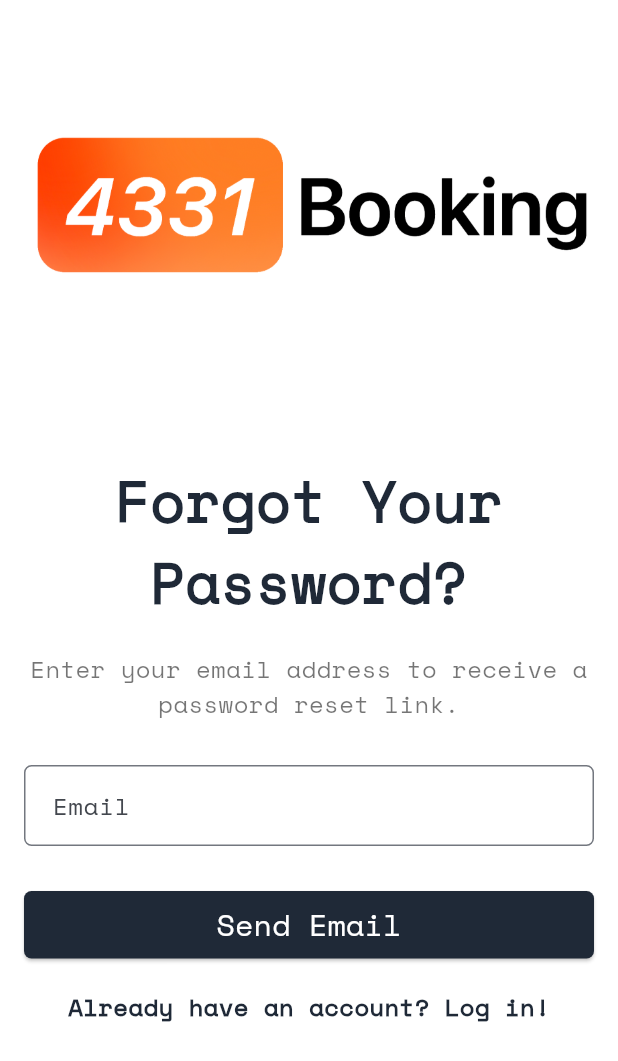
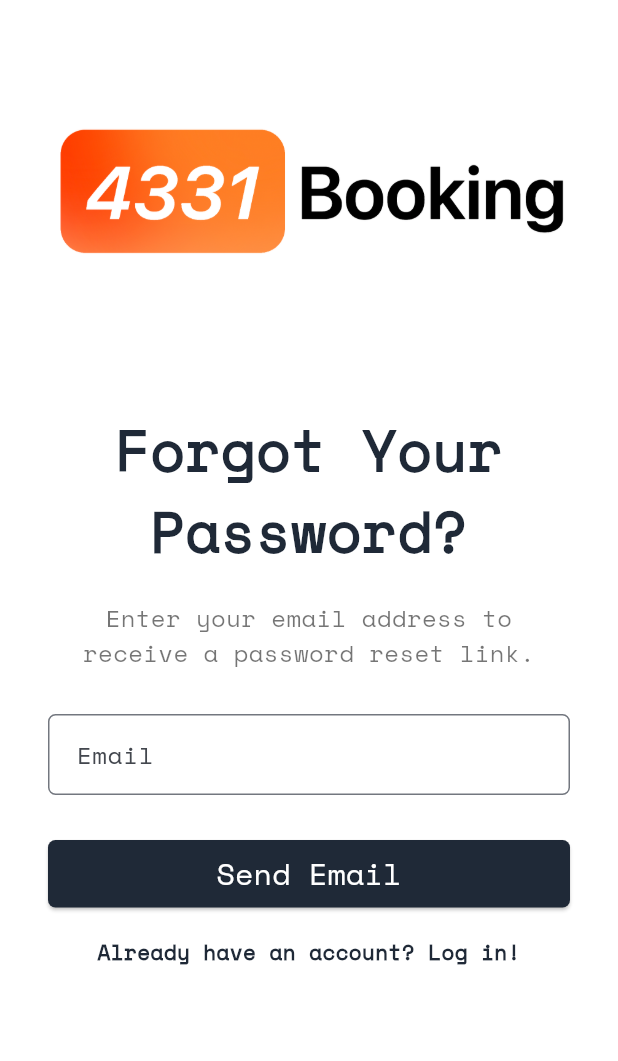
Before and after one commit to FarisAlamoudi/BigProject, a Flutter app: the screen it shows after launch, after a tap on "Forget your password? Click here", on a phone screen of 412 x 824 dp. Shown: the top 1061 px of the screen. Run offline on Flutter 3.47's test engine with Material 3 defaults, Android fonts, the phone set to English and light mode, and no system bars; missing offline and left inert: mongo_dart; network calls fail.

Commit message:
Formatting / Notification Bar Fixes

```diff
--- a/frontendMobile/lib/forgot_password.dart
+++ b/frontendMobile/lib/forgot_password.dart
@@ -2,7 +2,6 @@ import 'dart:convert';
 import 'package:flutter/material.dart';
 import 'package:http/http.dart' as http;
 import 'package:reserve_smart/main.dart';
-
 
 class ForgotPasswordPage extends StatefulWidget {
   const ForgotPasswordPage({super.key});
@@ -15,7 +14,8 @@ class _ForgotPasswordPageState extends State<ForgotPasswordPage> {
   final TextEditingController _emailController = TextEditingController();
 
   Future<void> sendPasswordResetEmail(BuildContext context) async {
-    const String forgotPasswordUrl = 'https://4331booking.com/api/auth/password/forgot';
+    const String forgotPasswordUrl =
+        'https://4331booking.com/api/auth/password/forgot';
 
     final String email = _emailController.text;
 
@@ -47,12 +47,13 @@ class _ForgotPasswordPageState extends State<ForgotPasswordPage> {
             content: Text('Password reset email sent successfully.'),
           ),
         );
-        _emailController.clear(); // Clear the text field after successful submission
+        _emailController
+            .clear(); // Clear the text field after successful submission
       } else {
         final Map<String, dynamic> jsonResponse = jsonDecode(response.body);
         ScaffoldMessenger.of(context).showSnackBar(
           SnackBar(
-            content: Text(jsonResponse['message'] ?? 'Unknown error'),
+            content: Text(jsonResponse['message'] ?? 'Invalid Email'),
           ),
         );
       }
@@ -60,7 +61,8 @@ class _ForgotPasswordPageState extends State<ForgotPasswordPage> {
       print(e.toString());
       ScaffoldMessenger.of(context).showSnackBar(
         const SnackBar(
-          content: Text('Failed to connect to the server. Please try again later.'),
+          content:
+              Text('Failed to connect to the server. Please try again later.'),
         ),
       );
     }
@@ -70,19 +72,21 @@ class _ForgotPasswordPageState extends State<ForgotPasswordPage> {
   Widget build(BuildContext context) {
     return Scaffold(
       backgroundColor: Colors.white,
-      body: Column(
+      body: SafeArea(
+        child: ListView(
+          padding: const EdgeInsets.all(16.0),
           children: [
             Container(
               alignment: Alignment.center,
-            padding: const EdgeInsets.symmetric(horizontal: 16.0, vertical: 10.0),
+              padding:
+                  const EdgeInsets.symmetric(horizontal: 16.0, vertical: 10.0),
               child: Image.asset(
                 'assets/TheLogo.png',
-              height: 250,
+                height: 200,
                 width: 450,
               ),
             ),
-          Expanded(
-            child: Padding(
+            Padding(
               padding: const EdgeInsets.all(16.0),
               child: Column(
                 crossAxisAlignment: CrossAxisAlignment.stretch,
@@ -112,10 +116,12 @@ class _ForgotPasswordPageState extends State<ForgotPasswordPage> {
                   TextField(
                     controller: _emailController,
                     decoration: InputDecoration(
-                      contentPadding: const EdgeInsets.symmetric(vertical: 15.0, horizontal: 15),
+                      contentPadding: const EdgeInsets.symmetric(
+                          vertical: 15.0, horizontal: 15),
                       border: OutlineInputBorder(
                         borderRadius: BorderRadius.circular(5.0),
-                        borderSide: const BorderSide(color: Color.fromARGB(255, 31, 41, 55), width: 2.0),
+                        borderSide: const BorderSide(
+                            color: Color.fromARGB(255, 31, 41, 55), width: 2.0),
                       ),
                       labelText: 'Email',
                       labelStyle: const TextStyle(
@@ -159,7 +165,7 @@ class _ForgotPasswordPageState extends State<ForgotPasswordPage> {
                       child: const Text(
                         'Already have an account? Log in!',
                         style: TextStyle(
-                          fontSize: 16,
+                          fontSize: 14,
                           color: Color.fromARGB(255, 31, 41, 55),
                           fontWeight: FontWeight.bold,
                           fontFamily: 'SpaceMono',
@@ -170,8 +176,8 @@ class _ForgotPasswordPageState extends State<ForgotPasswordPage> {
                 ],
               ),
             ),
+          ],
         ),
-        ],
       ),
     );
   }
--- a/frontendMobile/lib/main.dart
+++ b/frontendMobile/lib/main.dart
@@ -11,7 +11,6 @@ void main() async {
   await MongoDatabase.connect();
   runApp(const MyApp());
 }
-
 
 class MyApp extends StatelessWidget {
   const MyApp({super.key});
@@ -32,7 +31,8 @@ class MyApp extends StatelessWidget {
           labelStyle: const TextStyle(color: Color.fromARGB(255, 31, 41, 55)),
           border: OutlineInputBorder(
             borderRadius: BorderRadius.circular(200.0),
-            borderSide: const BorderSide(color: Color.fromARGB(255, 31, 41, 55), width: 2.0),
+            borderSide: const BorderSide(
+                color: Color.fromARGB(255, 31, 41, 55), width: 2.0),
           ),
         ),
       ),
@@ -103,7 +103,7 @@ class _LoginPageState extends State<LoginPage> {
         final Map<String, dynamic> jsonResponse = jsonDecode(response.body);
         ScaffoldMessenger.of(context).showSnackBar(
           SnackBar(
-            content: Text(jsonResponse['message'] ?? 'Unknown error'),
+            content: Text(jsonResponse['message'] ?? 'Invalid Login'),
             backgroundColor: Colors.red,
           ),
         );
@@ -112,7 +112,8 @@ class _LoginPageState extends State<LoginPage> {
       print(e.toString());
       ScaffoldMessenger.of(context).showSnackBar(
         const SnackBar(
-          content: Text('Failed to connect to the server. Please try again later.'),
+          content:
+              Text('Failed to connect to the server. Please try again later.'),
           backgroundColor: Colors.red,
         ),
       );
@@ -122,20 +123,23 @@ class _LoginPageState extends State<LoginPage> {
   @override
   Widget build(BuildContext context) {
     return Scaffold(
-      backgroundColor: Colors.white, // Set the background color of the Scaffold to white
-      body: Column(
+      backgroundColor:
+          Colors.white, // Set the background color of the Scaffold to white
+      body: SafeArea(
+        child: ListView(
+          padding: const EdgeInsets.all(16.0),
           children: [
             Container(
               alignment: Alignment.center,
-            padding: const EdgeInsets.symmetric(horizontal: 16.0, vertical: 10.0),
+              padding:
+                  const EdgeInsets.symmetric(horizontal: 16.0, vertical: 10.0),
               child: Image.asset(
                 'assets/TheLogo.png',
-              height: 250,
+                height: 180,
                 width: 450,
               ),
             ),
-          Expanded(
-            child: Container(
+            Padding(
               padding: const EdgeInsets.all(16.0),
               child: Column(
                 crossAxisAlignment: CrossAxisAlignment.stretch,
@@ -144,23 +148,26 @@ class _LoginPageState extends State<LoginPage> {
                     child: Text(
                       'Welcome Back!',
                       style: TextStyle(
-                        fontSize: 42,
+                        fontSize: 36,
                         fontWeight: FontWeight.bold,
                         fontFamily: 'SpaceMono',
                         color: Color.fromARGB(255, 31, 41, 55),
                       ),
                     ),
                   ),
-                  const SizedBox(height: 55),
+                  const SizedBox(height: 45),
                   SizedBox(
                     height: 60,
                     child: TextField(
                       controller: _emailController,
                       decoration: InputDecoration(
-                        contentPadding: const EdgeInsets.symmetric(vertical: 15.0, horizontal: 15),
+                        contentPadding: const EdgeInsets.symmetric(
+                            vertical: 15.0, horizontal: 15),
                         border: OutlineInputBorder(
                           borderRadius: BorderRadius.circular(5.0),
-                          borderSide: const BorderSide(color: Color.fromARGB(255, 31, 41, 55), width: 2.0),
+                          borderSide: const BorderSide(
+                              color: Color.fromARGB(255, 31, 41, 55),
+                              width: 2.0),
                         ),
                         labelText: 'Username',
                       ),
@@ -172,7 +179,8 @@ class _LoginPageState extends State<LoginPage> {
                     child: TextField(
                       controller: _passwordController,
                       decoration: InputDecoration(
-                        contentPadding: const EdgeInsets.symmetric(vertical: 15.0, horizontal: 15),
+                        contentPadding: const EdgeInsets.symmetric(
+                            vertical: 15.0, horizontal: 15),
                         border: OutlineInputBorder(
                           borderRadius: BorderRadius.circular(5.0),
                         ),
@@ -209,7 +217,8 @@ class _LoginPageState extends State<LoginPage> {
                     onPressed: () {
                       Navigator.push(
                         context,
-                        MaterialPageRoute(builder: (context) => const SignUpPage()),
+                        MaterialPageRoute(
+                            builder: (context) => const SignUpPage()),
                       );
                     },
                     style: TextButton.styleFrom(
@@ -218,7 +227,7 @@ class _LoginPageState extends State<LoginPage> {
                     child: const Text(
                       "Don't have an account? Register",
                       style: TextStyle(
-                          fontSize: 16,
+                        fontSize: 14,
                         color: Color.fromARGB(255, 31, 41, 55),
                         fontWeight: FontWeight.bold,
                         fontFamily: 'SpaceMono',
@@ -229,7 +238,8 @@ class _LoginPageState extends State<LoginPage> {
                     onPressed: () {
                       Navigator.push(
                         context,
-                        MaterialPageRoute(builder: (context) => const ForgotPasswordPage()),
+                        MaterialPageRoute(
+                            builder: (context) => const ForgotPasswordPage()),
                       );
                     },
                     style: TextButton.styleFrom(
@@ -238,8 +248,9 @@ class _LoginPageState extends State<LoginPage> {
                     child: const Text(
                       "Forget your password? Click here",
                       style: TextStyle(
-                          fontSize: 16,
+                        fontSize: 13,
                         color: Color.fromARGB(255, 31, 41, 55),
+                        //color: Color.fromARGB(255, 11, 87, 208),
                         fontWeight: FontWeight.bold,
                         fontFamily: 'SpaceMono',
                       ),
@@ -248,8 +259,8 @@ class _LoginPageState extends State<LoginPage> {
                 ],
               ),
             ),
+          ],
         ),
-        ],
       ),
     );
   }
```
Also changed, not shown: frontendMobile/lib/date_selector.dart (+5 -5 lines), frontendMobile/lib/reserve.dart (+22 -13 lines), frontendMobile/lib/sign_up_page.dart (+67 -36 lines). Lines whose indentation alone changed are shown as unchanged.
